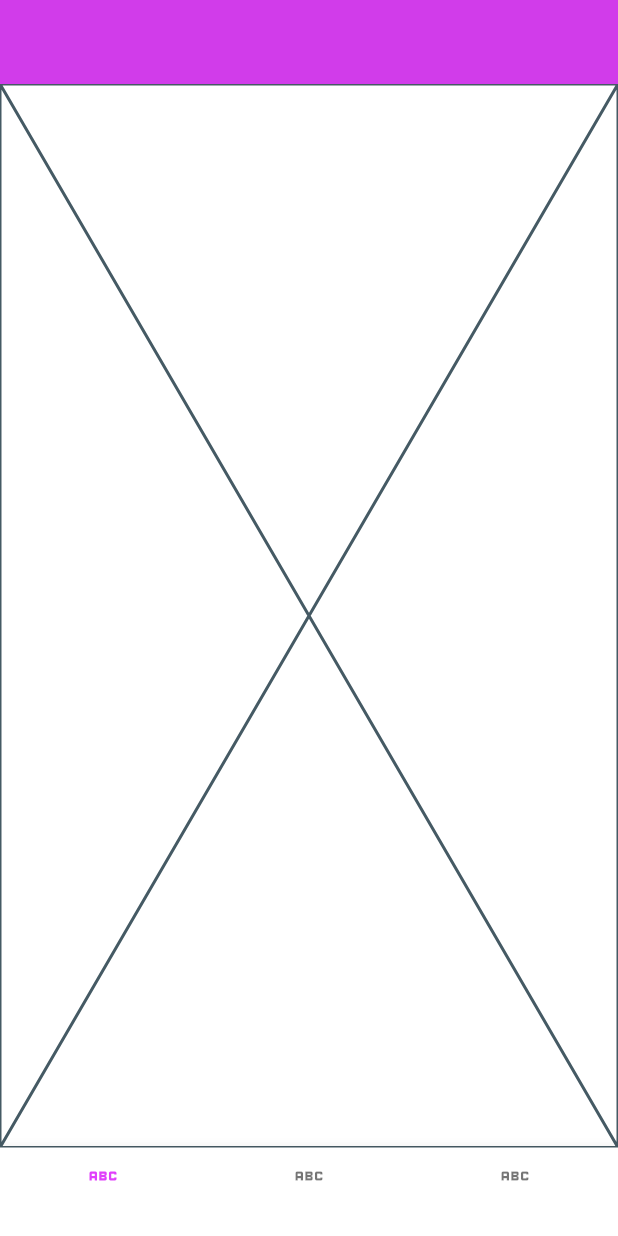
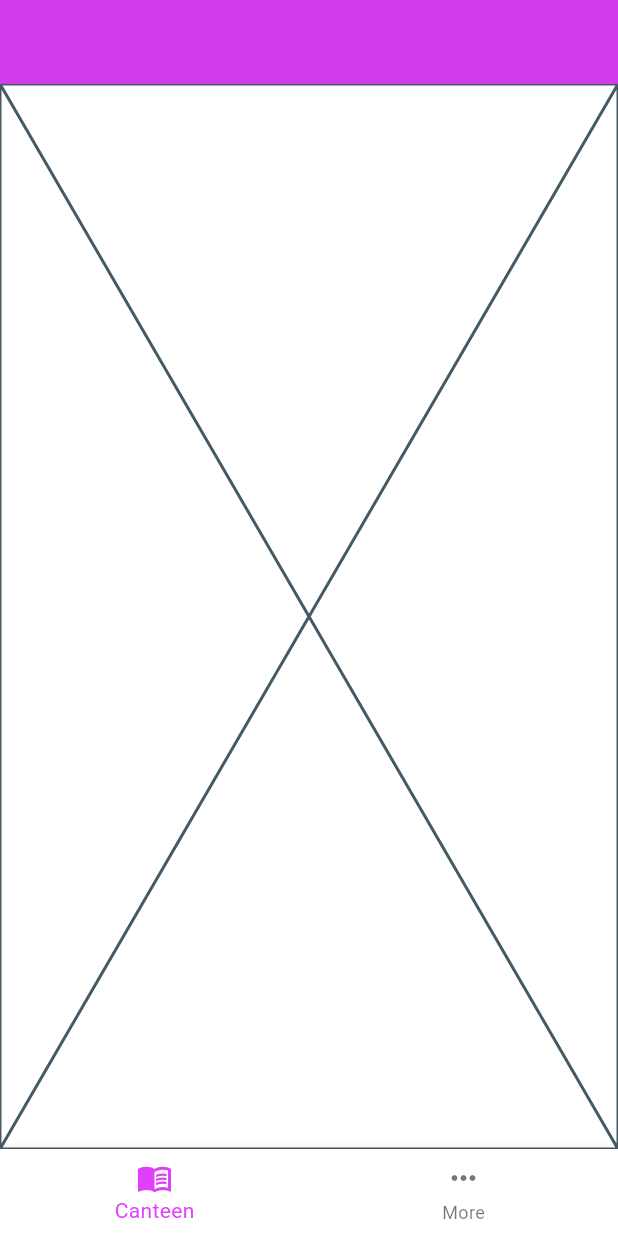
Before and after one commit to App-Elevate/AUT.aplikace-legacy, a Flutter app: the screen it shows after launch, on a phone screen of 412 x 824 dp. Run offline on Flutter 3.47's test engine with Material 3 defaults, Android fonts, the phone set to English and light mode, and no system bars; our stand-ins replace awesome_notifications, device_info_plus, dio, firebase_analytics, firebase_core, firebase_crashlytics and 12 more; missing offline and left inert: background_fetch, canteenlib, install_plugin, markdown; accounts and stored records are empty; network calls fail; statements that could not run were skipped; project files that could hold a hidden picture were left out.

Commit message:
remove account page from navigation bar

```diff
--- a/lib/pages_new/navigation.dart
+++ b/lib/pages_new/navigation.dart
@@ -1,4 +1,4 @@
-import 'package:autojidelna/pages_new/account.dart';
+//import 'package:autojidelna/pages_new/account.dart';
 import 'package:autojidelna/pages_new/canteen.dart';
 import 'package:autojidelna/pages_new/more.dart';
 import 'package:flutter/material.dart';
@@ -20,12 +20,12 @@ class _NavigationScreenState extends State<NavigationScreen> {
     return Scaffold(
       appBar: <PreferredSizeWidget>[
         const CanteenAppBar(),
-        const AccountAppBar(),
+        //const AccountAppBar(),
         const MoreAppBar(),
       ][pageIndex],
       body: <Widget>[
         const CanteenPage(),
-        const AccountPage(),
+        //const AccountPage(),
         const MorePage(),
       ][pageIndex],
       bottomNavigationBar: BottomNavigationBar(
@@ -34,22 +34,22 @@ class _NavigationScreenState extends State<NavigationScreen> {
         onTap: changePageIndex,
         items: const [
           BottomNavigationBarItem(
+            icon: Icon(Icons.menu_book),
+            activeIcon: Icon(Icons.menu_book_outlined),
+            label: "Canteen",
+            tooltip: "Canteen page",
+          ),
+          /*BottomNavigationBarItem(
             icon: Icon(Icons.abc),
             activeIcon: Icon(Icons.abc),
             label: "",
             tooltip: "",
-          ),
+          ),*/
           BottomNavigationBarItem(
-            icon: Icon(Icons.abc),
-            activeIcon: Icon(Icons.abc),
-            label: "",
-            tooltip: "",
-          ),
-          BottomNavigationBarItem(
-            icon: Icon(Icons.abc),
-            activeIcon: Icon(Icons.abc),
-            label: "",
-            tooltip: "",
+            icon: Icon(Icons.more_horiz),
+            activeIcon: Icon(Icons.more_horiz_outlined),
+            label: "More",
+            tooltip: "More page",
           ),
         ],
       ),
```
